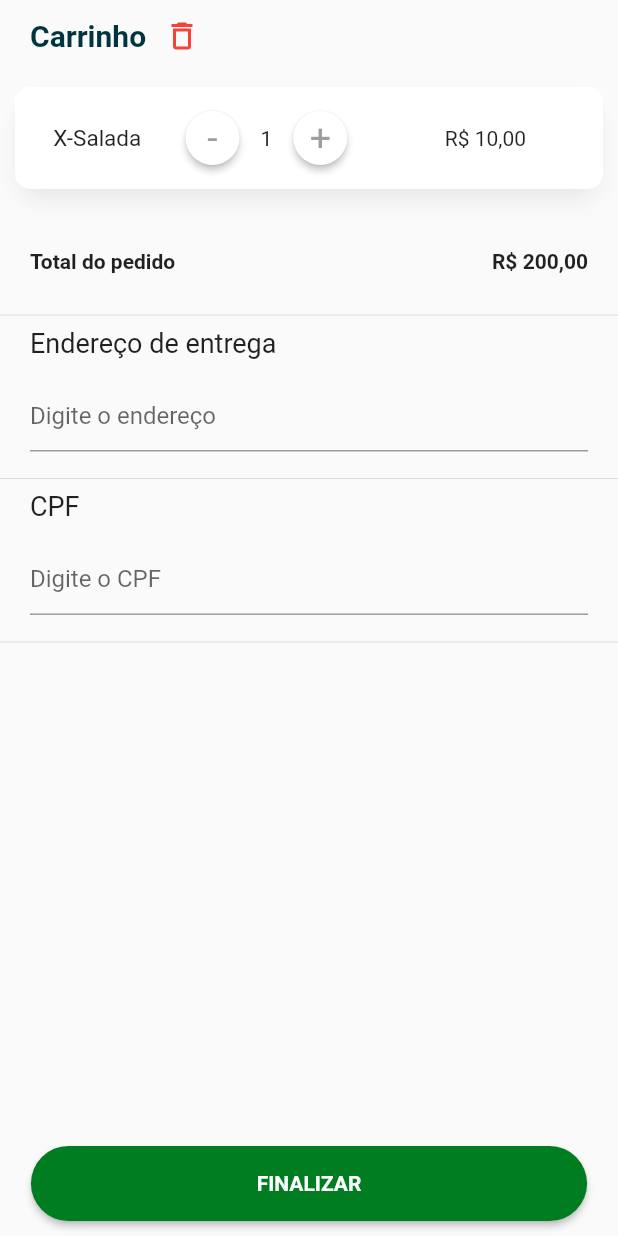
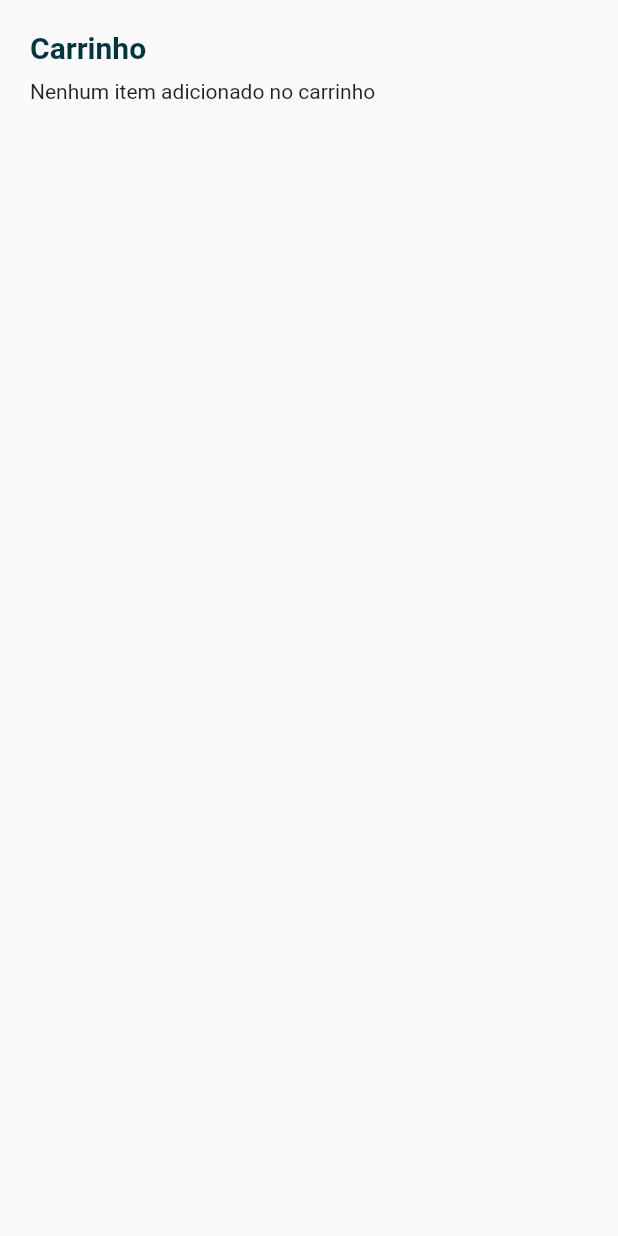
Before and after one commit to amsp82/vakinha_burger_mobile, a Flutter app: the ShoppingCardPage screen opened directly, on a phone screen of 412 x 824 dp. Run offline on Flutter 3.47's test engine with Material 2 defaults, Android fonts, the phone set to English and light mode, and no system bars; our stand-ins replace get, get_storage; missing offline and left inert: validatorless; accounts and stored records are empty; Roboto replaces fonts that are missing (mplus1).

Commit message:
Concluido a etapa de integração com o carrinho da quinta aula

```diff
--- a/lib/app/modules/order/shopping_card/shopping_card_controller.dart
+++ b/lib/app/modules/order/shopping_card/shopping_card_controller.dart
@@ -1,3 +1,41 @@
 import 'package:get/get.dart';
+import 'package:vakinha_burger_mobile/app/core/services/auth_service.dart';
+import 'package:vakinha_burger_mobile/app/core/services/shopping_card_service.dart';
+import 'package:vakinha_burger_mobile/app/models/shopping_card_model.dart';
 
-class ShoppingCardController extends GetxController {}
+class ShoppingCardController extends GetxController {
+  final AuthService _authService;
+  final ShoppingCardService _shoppingCardService;
+
+  final _address = ''.obs;
+  final _cpf = ''.obs;
+
+  ShoppingCardController({
+    required AuthService authService,
+    required ShoppingCardService shoppingCardService,
+  })  : _authService = authService,
+        _shoppingCardService = shoppingCardService;
+
+  List<ShoppingCardModel> get products => _shoppingCardService.products;
+
+  double get totalValue => _shoppingCardService.totalValue;
+
+  set address(String address) => _address.value = address;
+  set cpf(String cpf) => _cpf.value = cpf;
+
+  void addQuantityInProduct(ShoppingCardModel shoppingCardModel) {
+    _shoppingCardService.addAndRemoveProductInShoppingCard(
+      shoppingCardModel.product,
+      quantity: shoppingCardModel.quantity + 1,
+    );
+  }
+
+  void subtractQuantityInProduct(ShoppingCardModel shoppingCardModel) {
+    _shoppingCardService.addAndRemoveProductInShoppingCard(
+      shoppingCardModel.product,
+      quantity: shoppingCardModel.quantity - 1,
+    );
+  }
+
+  void clear() => _shoppingCardService.clear();
+}
--- a/lib/app/modules/order/shopping_card/shopping_card_page.dart
+++ b/lib/app/modules/order/shopping_card/shopping_card_page.dart
@@ -14,13 +14,33 @@ class ShoppingCardPage extends GetView<ShoppingCardController> {
     return Scaffold(
       body: LayoutBuilder(
         builder: (_, constrains) {
-          return ConstrainedBox(
+          return SingleChildScrollView(
+            child: ConstrainedBox(
               constraints: BoxConstraints(
                 minHeight: constrains.maxHeight,
                 minWidth: constrains.maxWidth,
               ),
               child: IntrinsicHeight(
                 child: Form(
+                  child: Visibility(
+                    visible: controller.products.isNotEmpty,
+                    replacement: Padding(
+                      padding: const EdgeInsets.all(20.0),
+                      child: Column(
+                        crossAxisAlignment: CrossAxisAlignment.start,
+                        children: [
+                          Text(
+                            'Carrinho',
+                            style: context.textTheme.headline6?.copyWith(
+                              fontWeight: FontWeight.bold,
+                              color: context.theme.primaryColorDark,
+                            ),
+                          ),
+                          const SizedBox(height: 10),
+                          const Text('Nenhum item adicionado no carrinho'),
+                        ],
+                      ),
+                    ),
                     child: Column(
                       crossAxisAlignment: CrossAxisAlignment.start,
                       children: [
@@ -36,7 +56,7 @@ class ShoppingCardPage extends GetView<ShoppingCardController> {
                                 ),
                               ),
                               IconButton(
-                            onPressed: () {},
+                                onPressed: controller.clear,
                                 icon: const Icon(
                                   Icons.delete_outlined,
                                   color: Colors.red,
@@ -45,23 +65,30 @@ class ShoppingCardPage extends GetView<ShoppingCardController> {
                             ],
                           ),
                         ),
-                    Column(
-                      children: [
-                        Container(
+                        Obx(() {
+                          return Column(
+                            children: controller.products
+                                .map((p) => Container(
                                       margin: const EdgeInsets.all(10.0),
                                       child: PlusMinusBox(
-                            label: 'X-Salada',
+                                        label: p.product.name,
                                         calculateTotal: true,
                                         elevated: true,
                                         backgroundColor: Colors.white,
-                            quantity: 1,
-                            price: 10.00,
-                            minusCallback: () {},
-                            plusCallback: () {},
+                                        quantity: p.quantity,
+                                        price: p.product.price,
+                                        plusCallback: () {
+                                          controller.addQuantityInProduct(p);
+                                        },
+                                        minusCallback: () {
+                                          controller
+                                              .subtractQuantityInProduct(p);
+                                        },
                                       ),
-                        ),
-                      ],
-                    ),
+                                    ))
+                                .toList(),
+                          );
+                        }),
                         const SizedBox(height: 10),
                         Padding(
                           padding: const EdgeInsets.all(20.0),
@@ -74,12 +101,15 @@ class ShoppingCardPage extends GetView<ShoppingCardController> {
                                   fontWeight: FontWeight.bold,
                                 ),
                               ),
-                          Text(
-                            FormaterHelper.formatCurrency(200.00),
+                              Obx(() {
+                                return Text(
+                                  FormaterHelper.formatCurrency(
+                                      controller.totalValue),
                                   style: context.textTheme.bodyText1?.copyWith(
                                     fontWeight: FontWeight.bold,
                                   ),
-                          ),
+                                );
+                              })
                             ],
                           ),
                         ),
@@ -103,6 +133,8 @@ class ShoppingCardPage extends GetView<ShoppingCardController> {
                     ),
                   ),
                 ),
+              ),
+            ),
           );
         },
       ),
@@ -110,7 +142,7 @@ class ShoppingCardPage extends GetView<ShoppingCardController> {
   }
 }
 
-class _AddressField extends StatelessWidget {
+class _AddressField extends GetView<ShoppingCardController> {
   const _AddressField({Key? key}) : super(key: key);
 
   @override
@@ -122,17 +154,17 @@ class _AddressField extends StatelessWidget {
         children: [
           const SizedBox(
             height: 35,
-            child: Expanded(
             child: Text(
               'Endereço de entrega',
               overflow: TextOverflow.ellipsis,
               style: TextStyle(fontSize: 18),
             ),
           ),
-          ),
           TextFormField(
             autovalidateMode: AutovalidateMode.onUserInteraction,
-            onChanged: (value) {},
+            onChanged: (value) {
+              controller.address = value;
+            },
             validator: Validatorless.required('Endereço obrigatório'),
             decoration: const InputDecoration(
               hintText: 'Digite o endereço',
@@ -156,23 +188,23 @@ class _CpfField extends GetView<ShoppingCardController> {
   @override
   Widget build(BuildContext context) {
     return Padding(
-      padding: EdgeInsets.symmetric(horizontal: 20.0),
+      padding: const EdgeInsets.symmetric(horizontal: 20.0),
       child: Column(
         crossAxisAlignment: CrossAxisAlignment.start,
         children: [
           const SizedBox(
             height: 35,
-            child: Expanded(
             child: Text(
               'CPF',
               overflow: TextOverflow.ellipsis,
               style: TextStyle(fontSize: 18),
             ),
           ),
-          ),
           TextFormField(
             autovalidateMode: AutovalidateMode.onUserInteraction,
-            onChanged: (value) {},
+            onChanged: (value) {
+              controller.address = value;
+            },
             validator: Validatorless.multiple([
               Validatorless.required('CPF obrigatório'),
               Validatorless.cpf('CPF inválido'),
```
Also changed, not shown: lib/app/core/services/shopping_card_service.dart (+10 -0 lines), lib/app/modules/order/shopping_card/shopping_card_bindings.dart (+7 -4 lines). Lines whose indentation alone changed are shown as unchanged.
